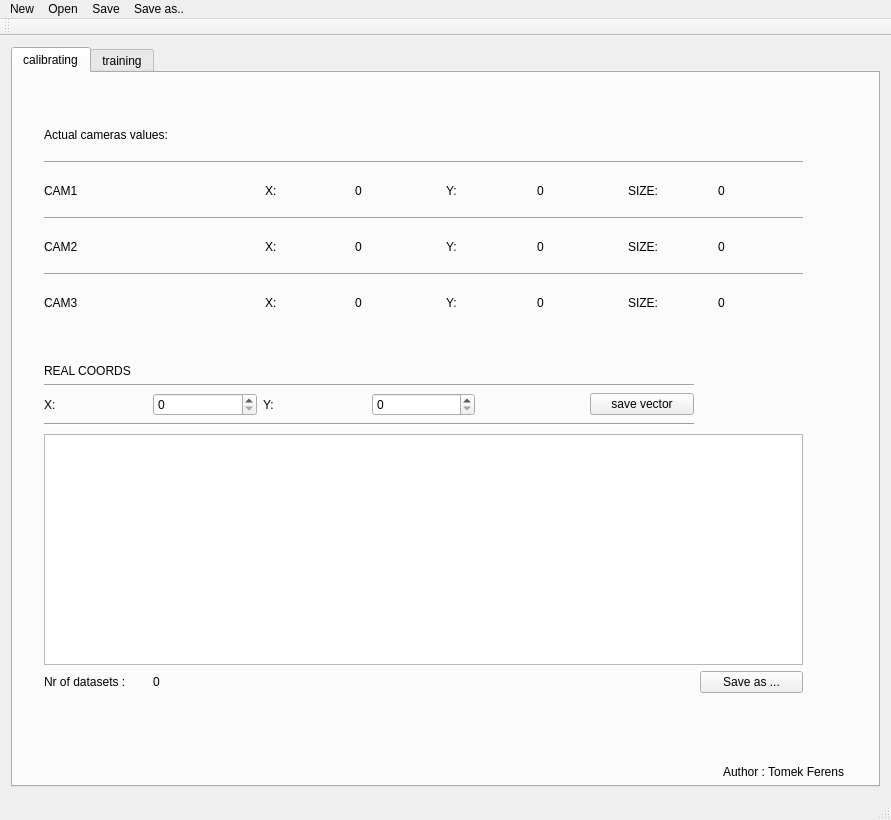
First picture: the form in App/calib_tools/calib_tool/calibtool.ui, repository ferot/dms, before the edit.
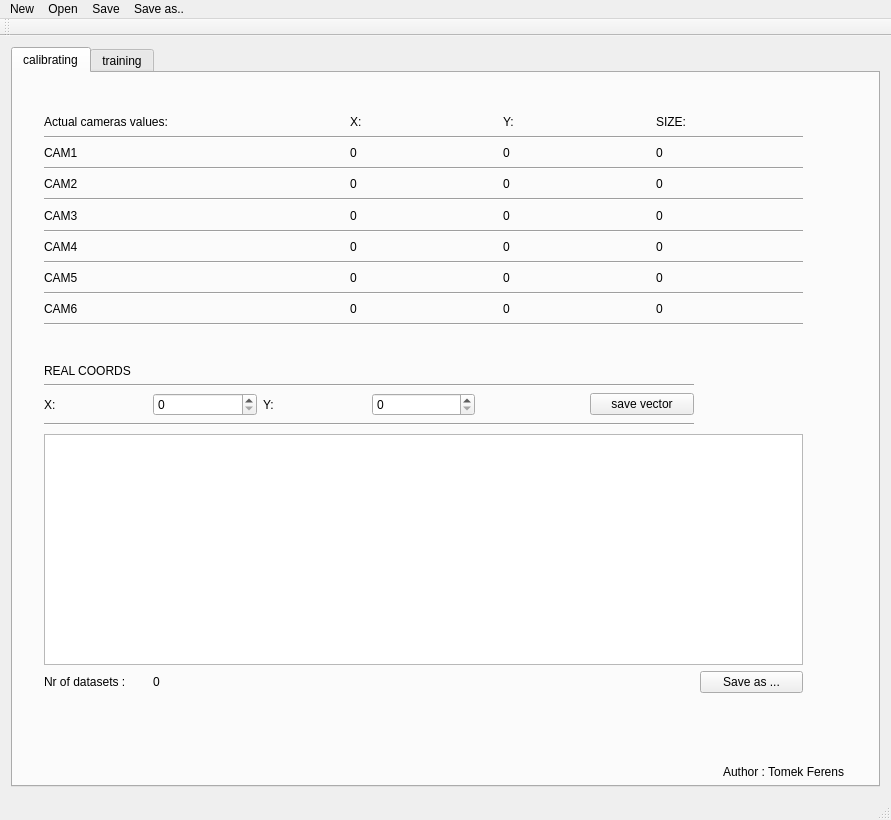
Second picture: the form after the edit. The open tabs and pages were chosen to show the change.

What changed in the file:
```diff
--- a/App/calib_tools/calib_tool/calibtool.ui
+++ b/App/calib_tools/calib_tool/calibtool.ui
@@ -33,26 +33,103 @@
           <x>20</x>
           <y>30</y>
           <width>781</width>
-          <height>231</height>
+          <height>234</height>
          </rect>
         </property>
         <layout class="QGridLayout" name="gridLayout">
-         <item row="8" column="3">
+         <item row="14" column="2">
+          <widget class="QLabel" name="label_c5_x_v">
+           <property name="text">
+            <string>0</string>
+           </property>
+          </widget>
+         </item>
+         <item row="1" column="2">
+          <widget class="QLabel" name="label_x_c1">
+           <property name="text">
+            <string>X:</string>
+           </property>
+          </widget>
+         </item>
+         <item row="1" column="3">
+          <widget class="QLabel" name="label_y_c1">
+           <property name="text">
+            <string>Y:</string>
+           </property>
+          </widget>
+         </item>
+         <item row="8" column="2">
           <widget class="QLabel" name="label_c2_x_v">
            <property name="text">
             <string>0</string>
            </property>
           </widget>
          </item>
-         <item row="4" column="5">
-          <widget class="QLabel" name="label_c1_y_v">
-           <property name="text">
-            <string>0</string>
-           </property>
-          </widget>
-         </item>
          <item row="4" column="3">
-          <widget class="QLabel" name="label_c1_x_v">
+          <widget class="QLabel" name="label_c1_y_v">
+           <property name="text">
+            <string>0</string>
+           </property>
+          </widget>
+         </item>
+         <item row="11" column="0" colspan="5">
+          <widget class="Line" name="line_7">
+           <property name="orientation">
+            <enum>Qt::Horizontal</enum>
+           </property>
+          </widget>
+         </item>
+         <item row="4" column="4">
+          <widget class="QLabel" name="label_c1_s_v">
+           <property name="text">
+            <string>0</string>
+           </property>
+          </widget>
+         </item>
+         <item row="2" column="0" colspan="5">
+          <widget class="Line" name="line">
+           <property name="orientation">
+            <enum>Qt::Horizontal</enum>
+           </property>
+          </widget>
+         </item>
+         <item row="8" column="4">
+          <widget class="QLabel" name="label_c2_s_v">
+           <property name="text">
+            <string>0</string>
+           </property>
+          </widget>
+         </item>
+         <item row="14" column="3">
+          <widget class="QLabel" name="label_c5_y_v">
+           <property name="text">
+            <string>0</string>
+           </property>
+          </widget>
+         </item>
+         <item row="16" column="3">
+          <widget class="QLabel" name="label_c6_y_v">
+           <property name="text">
+            <string>0</string>
+           </property>
+          </widget>
+         </item>
+         <item row="14" column="0">
+          <widget class="QLabel" name="label_23">
+           <property name="text">
+            <string>CAM5</string>
+           </property>
+          </widget>
+         </item>
+         <item row="1" column="0">
+          <widget class="QLabel" name="label">
+           <property name="text">
+            <string>Actual cameras values:</string>
+           </property>
+          </widget>
+         </item>
+         <item row="10" column="2">
+          <widget class="QLabel" name="label_c3_x_v">
            <property name="text">
             <string>0</string>
            </property>
@@ -65,10 +142,24 @@
            </property>
           </widget>
          </item>
-         <item row="8" column="2">
-          <widget class="QLabel" name="label_x_c2">
+         <item row="5" column="0" colspan="5">
+          <widget class="Line" name="line_2">
+           <property name="orientation">
+            <enum>Qt::Horizontal</enum>
+           </property>
+          </widget>
+         </item>
+         <item row="10" column="4">
+          <widget class="QLabel" name="label_c3_s_v">
            <property name="text">
-            <string>X:</string>
+            <string>0</string>
+           </property>
+          </widget>
+         </item>
+         <item row="9" column="0" colspan="5">
+          <widget class="Line" name="line_3">
+           <property name="orientation">
+            <enum>Qt::Horizontal</enum>
            </property>
           </widget>
          </item>
@@ -79,24 +170,10 @@
            </property>
           </widget>
          </item>
-         <item row="4" column="6">
-          <widget class="QLabel" name="label_s_c1">
+         <item row="16" column="0">
+          <widget class="QLabel" name="label_24">
            <property name="text">
-            <string>SIZE:</string>
-           </property>
-          </widget>
-         </item>
-         <item row="8" column="6">
-          <widget class="QLabel" name="label_s_c2">
-           <property name="text">
-            <string>SIZE:</string>
-           </property>
-          </widget>
-         </item>
-         <item row="4" column="4">
-          <widget class="QLabel" name="label_y_c1">
-           <property name="text">
-            <string>Y:</string>
+            <string>CAM6</string>
            </property>
           </widget>
          </item>
@@ -107,106 +184,99 @@
            </property>
           </widget>
          </item>
-         <item row="8" column="4">
-          <widget class="QLabel" name="label_y_c2">
+         <item row="12" column="2">
+          <widget class="QLabel" name="label_c4_x_v">
            <property name="text">
-            <string>Y:</string>
+            <string>0</string>
            </property>
           </widget>
          </item>
-         <item row="1" column="0">
-          <widget class="QLabel" name="label">
+         <item row="16" column="2">
+          <widget class="QLabel" name="label_c6_x_v">
            <property name="text">
-            <string>Actual cameras values:</string>
+            <string>0</string>
            </property>
           </widget>
          </item>
          <item row="4" column="2">
-          <widget class="QLabel" name="label_x_c1">
-           <property name="text">
-            <string>X:</string>
-           </property>
-          </widget>
-         </item>
-         <item row="10" column="2">
-          <widget class="QLabel" name="label_x_c3">
-           <property name="text">
-            <string>X:</string>
-           </property>
-          </widget>
-         </item>
-         <item row="10" column="4">
-          <widget class="QLabel" name="label_y_c3">
-           <property name="text">
-            <string>Y:</string>
-           </property>
-          </widget>
-         </item>
-         <item row="10" column="6">
-          <widget class="QLabel" name="label_s_c3">
-           <property name="text">
-            <string>SIZE:</string>
-           </property>
-          </widget>
-         </item>
-         <item row="10" column="3">
-          <widget class="QLabel" name="label_c3_x_v">
+          <widget class="QLabel" name="label_c1_x_v">
            <property name="text">
             <string>0</string>
            </property>
           </widget>
          </item>
-         <item row="8" column="5">
+         <item row="13" column="0" colspan="5">
+          <widget class="Line" name="line_10">
+           <property name="orientation">
+            <enum>Qt::Horizontal</enum>
+           </property>
+          </widget>
+         </item>
+         <item row="8" column="3">
           <widget class="QLabel" name="label_c2_y_v">
            <property name="text">
             <string>0</string>
            </property>
           </widget>
          </item>
-         <item row="10" column="5">
+         <item row="10" column="3">
           <widget class="QLabel" name="label_c3_y_v">
            <property name="text">
             <string>0</string>
            </property>
           </widget>
          </item>
-         <item row="4" column="7">
-          <widget class="QLabel" name="label_c1_s_v">
+         <item row="1" column="4">
+          <widget class="QLabel" name="label_s_c1">
            <property name="text">
+            <string>SIZE:</string>
+           </property>
+          </widget>
+         </item>
+         <item row="12" column="4">
+          <widget class="QLabel" name="label_c4_s_v">
+           <property name="text">
             <string>0</string>
            </property>
           </widget>
          </item>
-         <item row="8" column="7">
-          <widget class="QLabel" name="label_c2_s_v">
+         <item row="16" column="4">
+          <widget class="QLabel" name="label_c6_s_v">
            <property name="text">
             <string>0</string>
            </property>
           </widget>
          </item>
-         <item row="10" column="7">
-          <widget class="QLabel" name="label_c3_s_v">
+         <item row="12" column="0">
+          <widget class="QLabel" name="label_22">
            <property name="text">
+            <string>CAM4</string>
+           </property>
+          </widget>
+         </item>
+         <item row="12" column="3">
+          <widget class="QLabel" name="label_c4_y_v">
+           <property name="text">
             <string>0</string>
            </property>
           </widget>
          </item>
-         <item row="2" column="0" colspan="8">
-          <widget class="Line" name="line">
-           <property name="orientation">
-            <enum>Qt::Horizontal</enum>
+         <item row="14" column="4">
+          <widget class="QLabel" name="label_c5_s_v">
+           <property name="text">
+            <string>0</string>
            </property>
           </widget>
          </item>
-         <item row="5" column="0" colspan="8">
-          <widget class="Line" name="line_2">
+         <item row="17" column="0" colspan="5">
+          <widget class="Line" name="line_11">
            <property name="orientation">
             <enum>Qt::Horizontal</enum>
            </property>
           </widget>
          </item>
-         <item row="9" column="0" colspan="8">
-          <widget class="Line" name="line_3">
+         <item row="15" column="0" colspan="5">
+          <widget class="Line" name="line_12">
            <property name="orientation">
             <enum>Qt::Horizontal</enum>
            </property>
```
Left out of the diff: 2 changed lines with no effect on the pictures.
